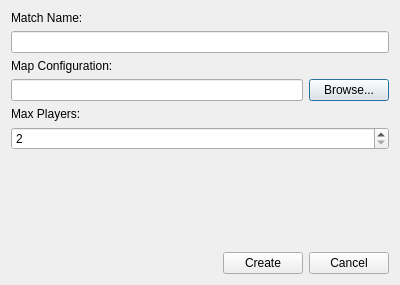
The window that client/CreateMatch.ui (alejoordonez02/counter-strike-2d) describes before a commit, drawn with Qt 5.
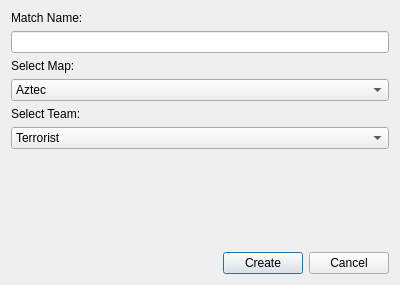
The same window after the commit.

Patch:
```diff
--- a/client/CreateMatch.ui
+++ b/client/CreateMatch.ui
@@ -30,39 +30,68 @@
    <item>
     <widget class="QLabel" name="label_2">
      <property name="text">
-      <string>Map Configuration:</string>
+      <string>Select Map:</string>
      </property>
     </widget>
    </item>
    <item>
-    <layout class="QHBoxLayout" name="horizontalLayout">
+    <widget class="QComboBox" name="mapBox">
      <item>
-      <widget class="QLineEdit" name="configPathEdit"/>
+      <property name="text">
+       <string>Aztec</string>
+      </property>
      </item>
      <item>
-      <widget class="QPushButton" name="browseButton">
-       <property name="text">
-        <string>Browse...</string>
-       </property>
-      </widget>
+      <property name="text">
+       <string>Dust</string>
+      </property>
      </item>
-    </layout>
+     <item>
+      <property name="text">
+       <string>Nuke</string>
+      </property>
+     </item>
+     <item>
+      <property name="text">
+       <string/>
+      </property>
+     </item>
+    </widget>
+   </item>
+   <item>
+    <layout class="QHBoxLayout" name="horizontalLayout"/>
    </item>
    <item>
     <widget class="QLabel" name="label_3">
      <property name="text">
-      <string>Max Players:</string>
+      <string>Select Team:</string>
      </property>
     </widget>
    </item>
    <item>
-    <widget class="QSpinBox" name="maxPlayersSpin">
-     <property name="minimum">
-      <number>2</number>
+    <widget class="QComboBox" name="teamBox">
+     <property name="locale">
+      <locale language="English" country="UnitedStates"/>
      </property>
-     <property name="maximum">
-      <number>10</number>
+     <property name="inputMethodHints">
+      <set>Qt::ImhNone</set>
      </property>
+     <property name="editable">
+      <bool>false</bool>
+     </property>
+     <property name="currentText">
+      <string>Terrorist</string>
+     </property>
+     <item>
+      <property name="text">
+       <string>Terrorist</string>
+      </property>
+     </item>
+     <item>
+      <property name="text">
+       <string>Counter-Terrorist</string>
+      </property>
+     </item>
     </widget>
    </item>
    <item>
```
